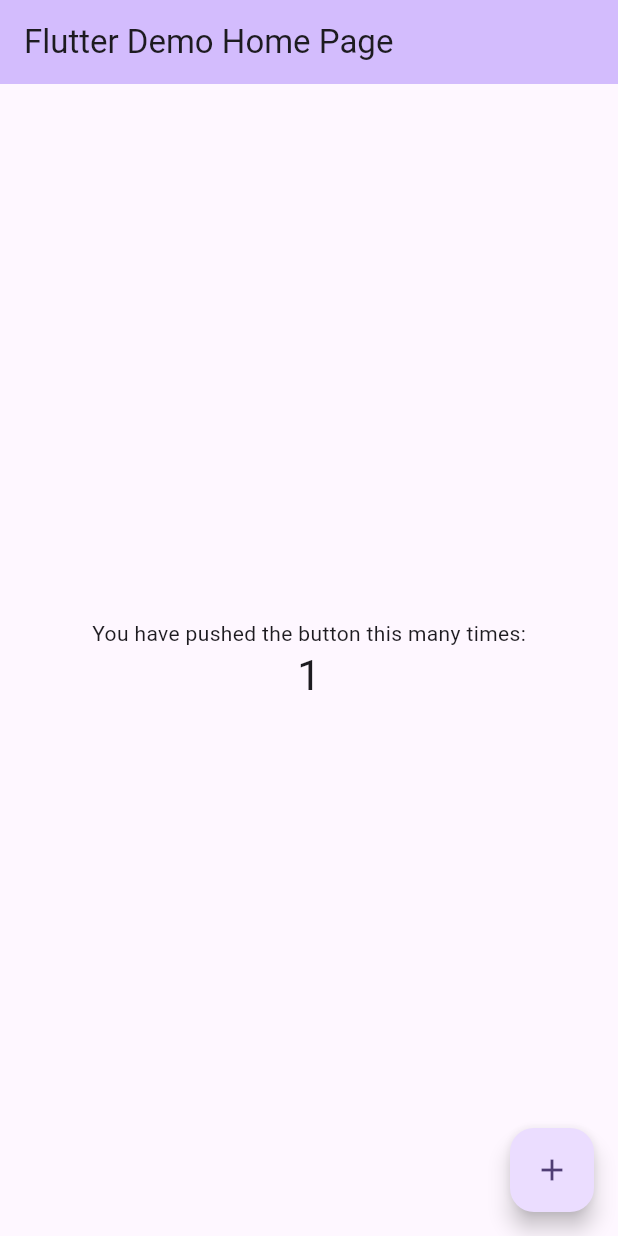
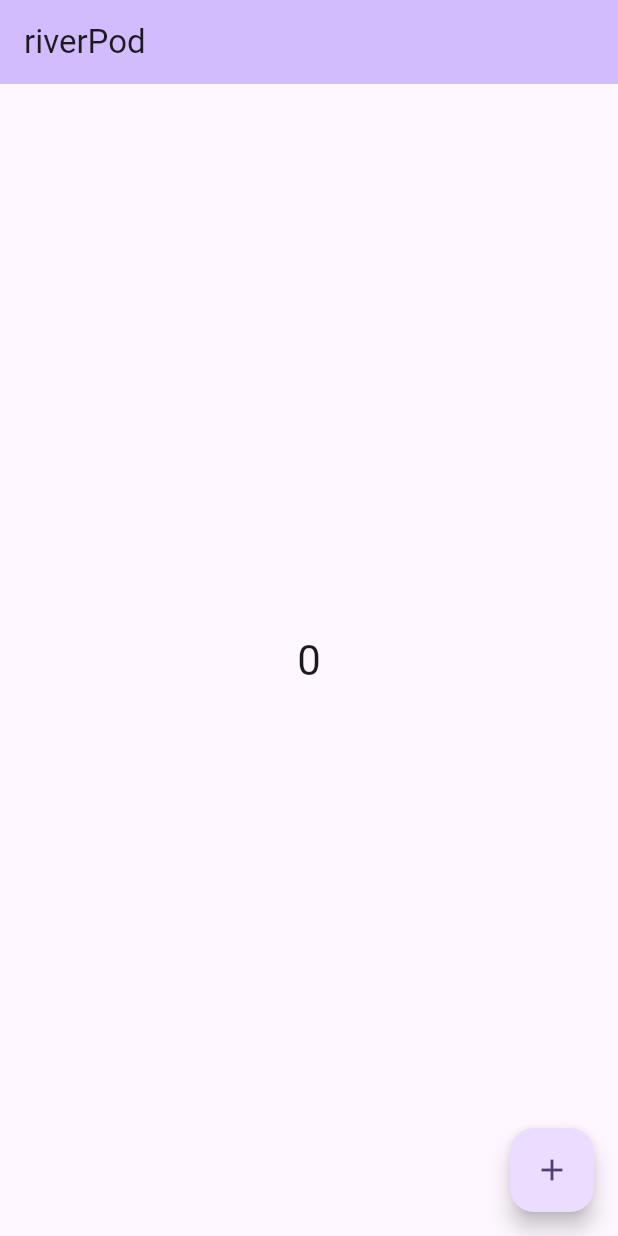
Before and after one commit to naoyamatsunaga/riverpod_counter, a Flutter app: the screen it shows after launch, after a tap on the "add" icon, on a phone screen of 412 x 824 dp. Run offline on Flutter 3.47's test engine with Material 3 defaults, Android fonts, the phone set to English and light mode, and no system bars.

Commit message:
StatelessWidgetに変更

```diff
--- a/lib/main.dart
+++ b/lib/main.dart
@@ -15,27 +15,16 @@ class MyApp extends StatelessWidget {
         colorScheme: ColorScheme.fromSeed(seedColor: Colors.deepPurple),
         useMaterial3: true,
       ),
-      home: const MyHomePage(title: 'Flutter Demo Home Page'),
+      home: MyHomePage(),
     );
   }
 }
 
-class MyHomePage extends StatefulWidget {
-  const MyHomePage({super.key, required this.title});
-
-  final String title;
-
-  @override
-  State<MyHomePage> createState() => _MyHomePageState();
-}
-
-class _MyHomePageState extends State<MyHomePage> {
+class MyHomePage extends StatelessWidget {
   int _counter = 0;
 
   void _incrementCounter() {
-    setState(() {
-      _counter++;
-    });
+    _counter++;
   }
 
   @override
@@ -43,15 +32,12 @@ class _MyHomePageState extends State<MyHomePage> {
     return Scaffold(
       appBar: AppBar(
         backgroundColor: Theme.of(context).colorScheme.inversePrimary,
-        title: Text(widget.title),
+        title: const Text("riverPod"),
       ),
       body: Center(
         child: Column(
           mainAxisAlignment: MainAxisAlignment.center,
           children: <Widget>[
-            const Text(
-              'You have pushed the button this many times:',
-            ),
             Text(
               '$_counter',
               style: Theme.of(context).textTheme.headlineMedium,
@@ -61,7 +47,6 @@ class _MyHomePageState extends State<MyHomePage> {
       ),
       floatingActionButton: FloatingActionButton(
         onPressed: _incrementCounter,
-        tooltip: 'Increment',
         child: const Icon(Icons.add),
       ),
     );
```
